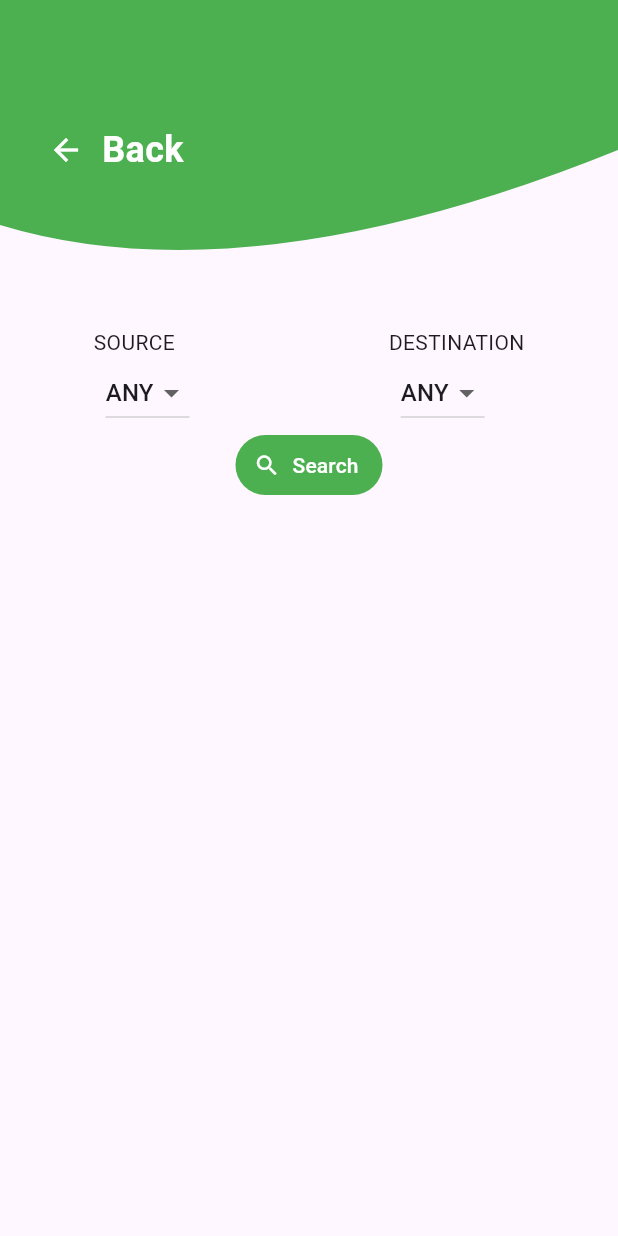
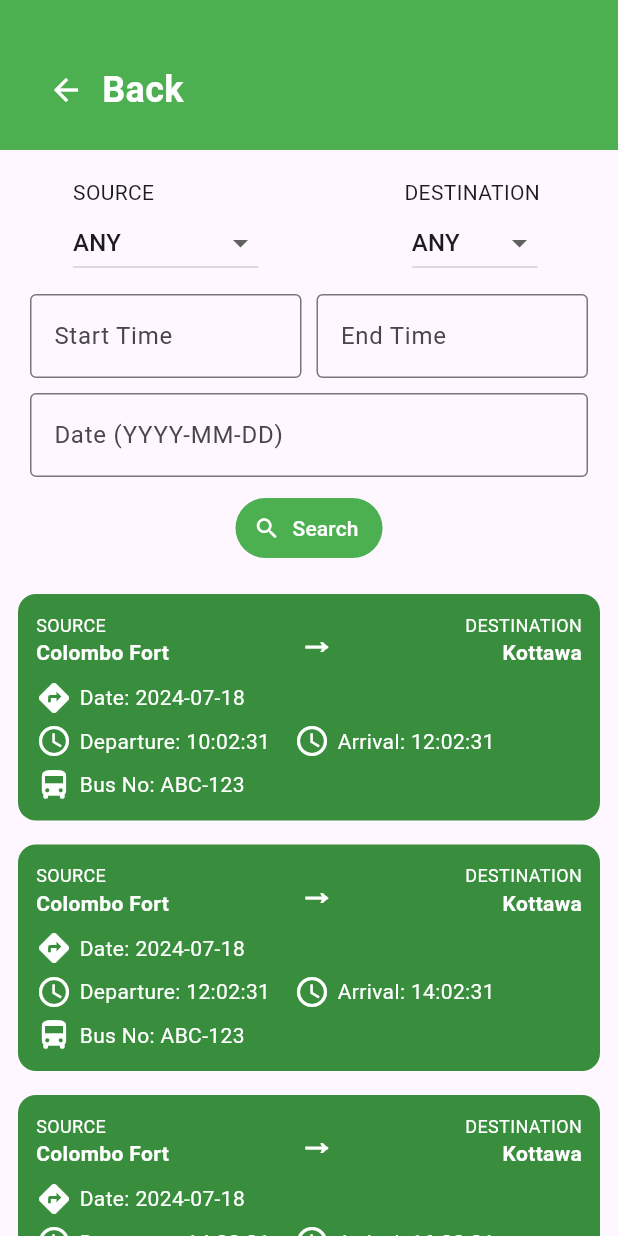
Before and after one commit to Amikzz/rideeasy_front, a Flutter app: the BusSchedulePage screen opened directly, after a tap on "Search", on a phone screen of 412 x 824 dp. Run offline on Flutter 3.47's test engine with Material 3 defaults, Android fonts, the phone set to English and light mode, and no system bars; our stand-ins replace carousel_slider, firebase_auth, firebase_core, flutter_credit_card, geocoding, geolocator; accounts and stored records are empty; network calls fail.

Commit message:
1:53 am Commit

```diff
--- a/lib/features/BusShedule/busshedule.dart
+++ b/lib/features/BusShedule/busshedule.dart
@@ -1,8 +1,6 @@
-import 'dart:convert';
 import 'package:flutter/material.dart';
-import 'package:http/http.dart' as http;
-import 'package:ride_easy/common/customappbar.dart';
-import 'package:ride_easy/features/HomePage/home.dart';
+
+import '../HomePage/home.dart';
 
 class BusSchedulePage extends StatefulWidget {
   const BusSchedulePage({super.key});
@@ -12,9 +10,114 @@ class BusSchedulePage extends StatefulWidget {
 }
 
 class _BusSchedulePageState extends State<BusSchedulePage> {
-  List<String> towns = ['ANY'];
+  // Dummy JSON data
+  final List<Map<String, dynamic>> dummyData = [
+    {
+      "trip_id": "1SdMUdIO8s-3",
+      "bus_license_plate_no": "ABC-123",
+      "start_location": "Colombo Fort",
+      "end_location": "Kottawa",
+      "date": "2024-07-18",
+      "departure_time": "10:02:31",
+      "arrival_time": "12:02:31"
+    },
+    {
+      "trip_id": "1SdMUdIO8s-4",
+      "bus_license_plate_no": "ABC-123",
+      "start_location": "Colombo Fort",
+      "end_location": "Kottawa",
+      "date": "2024-07-18",
+      "departure_time": "12:02:31",
+      "arrival_time": "14:02:31"
+    },
+    {
+      "trip_id": "1SdMUdIO8s-5",
+      "bus_license_plate_no": "ABC-123",
+      "start_location": "Colombo Fort",
+      "end_location": "Kottawa",
+      "date": "2024-07-18",
+      "departure_time": "14:02:31",
+      "arrival_time": "16:02:31"
+    },
+    {
+      "trip_id": "1SdMUdIO8s-6",
+      "bus_license_plate_no": "ABC-123",
+      "start_location": "Colombo Fort",
+      "end_location": "Kottawa",
+      "date": "2024-07-18",
+      "departure_time": "16:02:31",
+      "arrival_time": "18:02:31"
+    },
+    {
+      "trip_id": "1SdMUdIO8s-8",
+      "bus_license_plate_no": "ABC-123",
+      "start_location": "Colombo Fort",
+      "end_location": "Kottawa",
+      "date": "2024-07-18",
+      "departure_time": "20:02:31",
+      "arrival_time": "22:02:31"
+    },
+    {
+      "trip_id": "1SdMUdIO8s-9",
+      "bus_license_plate_no": "ABC-123",
+      "start_location": "Colombo Fort",
+      "end_location": "Kottawa",
+      "date": "2024-07-18",
+      "departure_time": "22:02:31",
+      "arrival_time": "00:02:31"
+    },
+    {
+      "trip_id": "9v2H0WfjwP-1",
+      "bus_license_plate_no": "ABC-123",
+      "start_location": "Colombo Fort",
+      "end_location": "Kottawa",
+      "date": "2024-07-18",
+      "departure_time": "05:38:21",
+      "arrival_time": "07:38:21"
+    },
+    {
+      "trip_id": "9v2H0WfjwP-10",
+      "bus_license_plate_no": "ABC-123",
+      "start_location": "Colombo Fort",
+      "end_location": "Kottawa",
+      "date": "2024-07-18",
+      "departure_time": "23:38:21",
+      "arrival_time": "01:38:21"
+    },
+    {
+      "trip_id": "9v2H0WfjwP-2",
+      "bus_license_plate_no": "ABC-123",
+      "start_location": "Colombo Fort",
+      "end_location": "Kottawa",
+      "date": "2024-07-18",
+      "departure_time": "07:38:21",
+      "arrival_time": "09:38:21"
+    },
+    {
+      "trip_id": "9v2H0WfjwP-3",
+      "bus_license_plate_no": "ABC-123",
+      "start_location": "Colombo Fort",
+      "end_location": "Kottawa",
+      "date": "2024-07-18",
+      "departure_time": "09:38:21",
+      "arrival_time": "11:38:21"
+    },
+    {
+      "trip_id": "9v2H0WfjwP-4",
+      "bus_license_plate_no": "ABC-123",
+      "start_location": "Colombo Fort",
+      "end_location": "Kottawa",
+      "date": "2024-07-18",
+      "departure_time": "11:38:21",
+      "arrival_time": "13:38:21"
+    },
+  ];
+
+  List<String> startLocations = ['ANY'];
+  List<String> endLocations = ['ANY'];
   List<Map<String, dynamic>> data = [];
   String src = 'ANY', des = 'ANY';
+  String startTime = '', endTime = '', date = '';
 
   @override
   void initState() {
@@ -24,55 +127,87 @@ class _BusSchedulePageState extends State<BusSchedulePage> {
 
   void setSrc(String? t) {
     setState(() {
-      src = t ?? towns[0];
+      src = t ?? startLocations[0];
     });
   }
 
   void setDes(String? t) {
     setState(() {
-      des = t ?? towns[0];
+      des = t ?? endLocations[0];
     });
   }
 
-  Future<void> fetchTowns() async {
+  void setStartTime(String? t) {
+    setState(() {
+      startTime = t ?? '';
+    });
+  }
+
+  void setEndTime(String? t) {
+    setState(() {
+      endTime = t ?? '';
+    });
+  }
+
+  void setDate(String? t) {
+    setState(() {
+      date = t ?? '';
+    });
+  }
+
+  void fetchTowns() {
     try {
-      final response = await http.get(Uri.parse(''));
-      if (response.statusCode == 200) {
-        List result = jsonDecode(response.body) as List;
+      // Use dummy data instead of HTTP request
+      List<Map<String, dynamic>> result = dummyData;
       setState(() {
-          towns.clear();
-          towns.add('ANY');
+        startLocations.clear();
+        endLocations.clear();
+        startLocations.add('ANY');
+        endLocations.add('ANY');
         for (Map<String, dynamic> item in result) {
-            String? townName = item['start_location'];
-            if (townName != null) towns.add(townName);
+          String? startLocation = item['start_location'];
+          String? endLocation = item['end_location'];
+          if (startLocation != null && !startLocations.contains(startLocation)) {
+            startLocations.add(startLocation);
+          }
+          if (endLocation != null && !endLocations.contains(endLocation)) {
+            endLocations.add(endLocation);
+          }
         }
       });
-      } else {
-        // Handle error
-        throw Exception('Failed to load towns');
-      }
     } catch (e) {
       print('Error fetching towns: $e');
     }
   }
 
-  Future<void> search() async {
-    String url = 'https://rideeasy2024.infinityfreeapp.com/api/view-bus-schedule';
+  void search() {
     try {
-      final response = await http.get(Uri.parse(url));
-      if (response.statusCode == 200) {
+      // Use dummy data instead of HTTP request
+      List<Map<String, dynamic>> result = dummyData;
       setState(() {
-          print(response.body);
         data.clear();
-          List items = jsonDecode(response.body) as List;
-          for (Map<String, dynamic> item in items) {
+        for (Map<String, dynamic> item in result) {
+          bool matches = true;
+          if (src != 'ANY' && item['start_location'] != src) {
+            matches = false;
+          }
+          if (des != 'ANY' && item['end_location'] != des) {
+            matches = false;
+          }
+          if (date.isNotEmpty && item['date'] != date) {
+            matches = false;
+          }
+          if (startTime.isNotEmpty && !item['departure_time']!.startsWith(startTime)) {
+            matches = false;
+          }
+          if (endTime.isNotEmpty && !item['arrival_time']!.startsWith(endTime)) {
+            matches = false;
+          }
+          if (matches) {
             data.add(item);
           }
+        }
       });
-      } else {
-        // Handle error
-        throw Exception('Failed to load bus schedules');
-      }
     } catch (e) {
       print('Error searching bus schedules: $e');
     }
@@ -82,12 +217,11 @@ class _BusSchedulePageState extends State<BusSchedulePage> {
   Widget build(BuildContext context) {
     return Scaffold(
       appBar: PreferredSize(
-        preferredSize: const Size.fromHeight(200),
+        preferredSize: const Size.fromHeight(100),
         child: ClipPath(
-          clipper: CustomAppBar(),
           child: Container(
             color: Colors.green,
-            padding: const EdgeInsets.symmetric(horizontal: 20),
+            padding: const EdgeInsets.only(top: 20, left: 20, right: 20),
             child: Row(
               mainAxisAlignment: MainAxisAlignment.spaceBetween,
               children: [
@@ -138,11 +272,11 @@ class _BusSchedulePageState extends State<BusSchedulePage> {
                 children: [
                   const Text('SOURCE'),
                   Padding(
-                    padding: const EdgeInsets.symmetric(horizontal: 8.0),
-                    child: DropdownButton(
+                    padding: const EdgeInsets.symmetric(horizontal: 0.0),
+                    child: DropdownButton<String>(
                       value: src,
-                      items: towns.map((element) {
-                        return DropdownMenuItem(
+                      items: startLocations.map((element) {
+                        return DropdownMenuItem<String>(
                             value: element, child: Text(element));
                       }).toList(),
                       onChanged: setSrc,
@@ -155,11 +289,11 @@ class _BusSchedulePageState extends State<BusSchedulePage> {
                 children: [
                   const Text('DESTINATION'),
                   Padding(
-                    padding: const EdgeInsets.symmetric(horizontal: 8.0),
-                    child: DropdownButton(
+                    padding: const EdgeInsets.symmetric(horizontal: 5.0),
+                    child: DropdownButton<String>(
                       value: des,
-                      items: towns.map((element) {
-                        return DropdownMenuItem(
+                      items: endLocations.map((element) {
+                        return DropdownMenuItem<String>(
                             value: element, child: Text(element));
                       }).toList(),
                       onChanged: setDes,
@@ -169,6 +303,49 @@ class _BusSchedulePageState extends State<BusSchedulePage> {
               ),
             ],
           ),
+          const SizedBox(height: 10),
+          Padding(
+            padding: const EdgeInsets.only(left: 20.0, right: 20.0),
+            child: Row(
+              mainAxisAlignment: MainAxisAlignment.spaceAround,
+              children: [
+                Expanded(
+                  child: TextField(
+                    decoration: const InputDecoration(
+                      labelText: 'Start Time',
+                      border: OutlineInputBorder(),
+                    ),
+                    keyboardType: TextInputType.datetime,
+                    onChanged: setStartTime,
+                  ),
+                ),
+                const SizedBox(width: 10),
+                Expanded(
+                  child: TextField(
+                    decoration: const InputDecoration(
+                      labelText: 'End Time',
+                      border: OutlineInputBorder(),
+                    ),
+                    keyboardType: TextInputType.datetime,
+                    onChanged: setEndTime,
+                  ),
+                ),
+              ],
+            ),
+          ),
+          const SizedBox(height: 10),
+          Padding(
+            padding: const EdgeInsets.only(left: 20.0, right: 20.0),
+            child: TextField(
+              decoration: const InputDecoration(
+                labelText: 'Date (YYYY-MM-DD)',
+                border: OutlineInputBorder(),
+              ),
+              keyboardType: TextInputType.datetime,
+              onChanged: setDate,
+            ),
+          ),
+          const SizedBox(height: 10),
           TextButton.icon(
             icon: const Icon(Icons.search, color: Colors.white),
             onPressed: search,
--- a/lib/features/BusTracking/bustracking.dart
+++ b/lib/features/BusTracking/bustracking.dart
@@ -55,7 +55,7 @@ class _BusTrackingPageState extends State<BusTrackingPage> {
           ),
         ),
       ),
-      body: const SingleChildScrollView(),
+      body: Placeholder(),
     );
   }
 }
--- a/lib/features/HomePage/home.dart
+++ b/lib/features/HomePage/home.dart
@@ -183,31 +183,31 @@ class _HomePageState extends State<HomePage> {
                     context: context,
                     title: 'Bus Schedule',
                     image: const AssetImage('assets/images/shedule.png'),
-                    targetPage: const BusSchedulePage(),
+                    targetPage: BusSchedulePage(),
                   ),
                   _buildButton(
                     context: context,
                     title: 'Ticket Booking',
                     image: const AssetImage('assets/images/ticket.png'),
-                    targetPage: const BusSchedulePage(),
+                    targetPage: BusSchedulePage(),
                   ),
                   _buildButton(
                     context: context,
                     title: 'Bus Seat Reserve',
                     image: const AssetImage('assets/images/seat.png'),
-                    targetPage: const BusSchedulePage(),
+                    targetPage: BusSchedulePage(),
                   ),
                   _buildButton(
                     context: context,
                     title: 'Support',
                     image: const AssetImage('assets/images/support.png'),
-                    targetPage: const BusSchedulePage(),
+                    targetPage: BusSchedulePage(),
                   ),
                   _buildButton(
                     context: context,
                     title: 'Games',
                     image: const AssetImage('assets/images/games.png'),
-                    targetPage: const BusSchedulePage(),
+                    targetPage: BusSchedulePage(),
                   ),
                 ],
               ),
--- a/pubspec.yaml
+++ b/pubspec.yaml
@@ -37,6 +37,8 @@ dependencies:
   firebase_core: ^3.1.0
   geolocator: ^12.0.0
   geocoding: ^3.0.0
+  webview_flutter: ^4.0.0
+  google_maps_flutter: ^2.6.1
 
 
   # The following adds the Cupertino Icons font to your application.
```
Also changed, not shown: pubspec.lock. Lines whose indentation alone changed are shown as unchanged.
